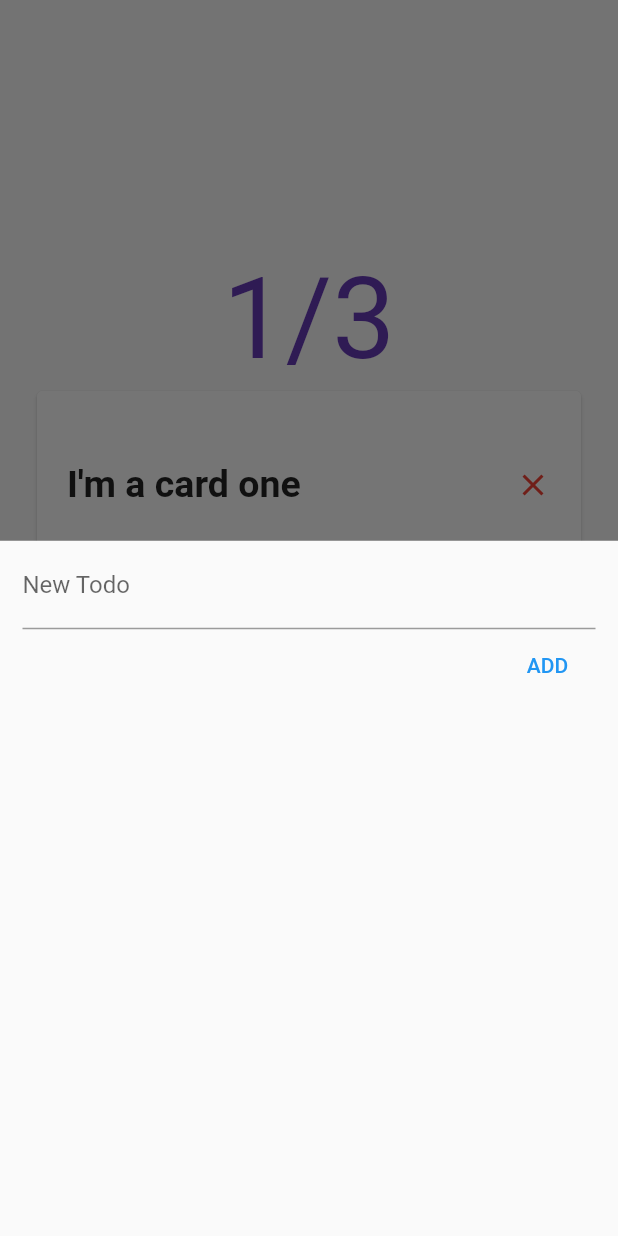
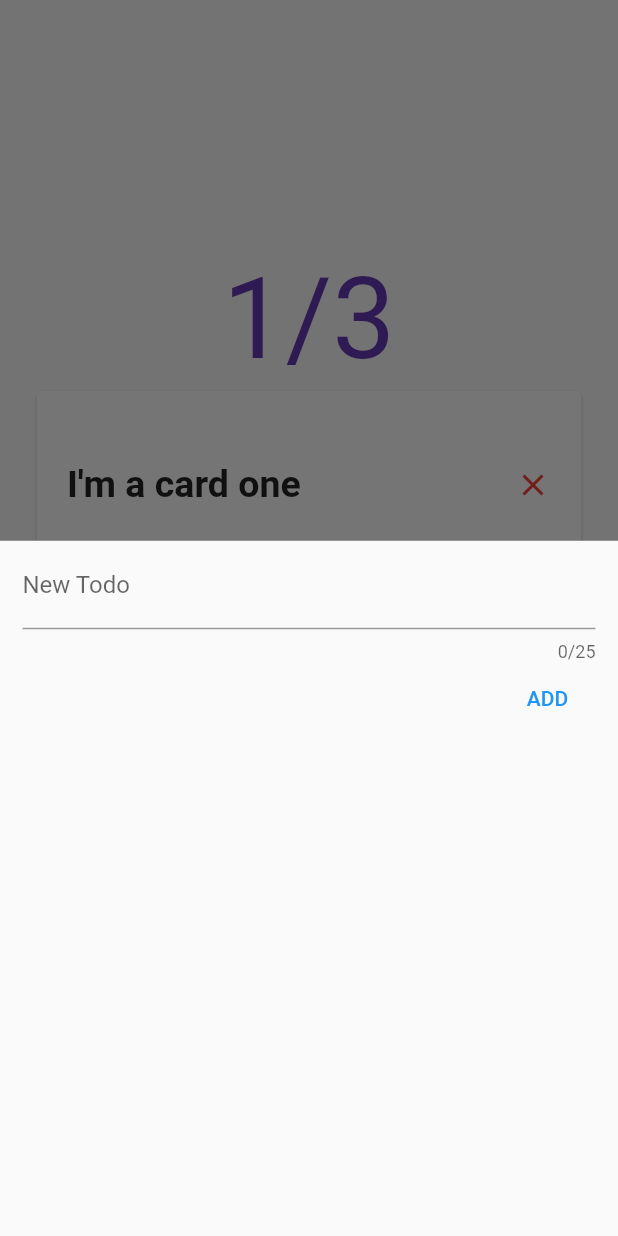
Before and after one commit to natalija-margaric/Flutter-TODO-App, a Flutter app: the screen it shows after launch, after a tap on the "add" icon, on a phone screen of 412 x 824 dp. Run offline on Flutter 3.47's test engine with Material 2 defaults, Android fonts, the phone set to English and light mode, and no system bars.

Commit message:
more codes

```diff
--- a/lib/main.dart
+++ b/lib/main.dart
@@ -33,12 +33,18 @@ class _MyHomePageState extends State<MyHomePage> {
     Todo(id: "3", title: "I'm a card three", completed: true)
   ];
 
-  void _showAddTodoModal(BuildContext context) {
+  _showAddTodoModal(BuildContext context) {
     showModalBottomSheet(
         context: context,
         builder: (bCtx) {
-          return NewTodo();
+          return NewTodo(addTodo: _addTodo);
         });
+  }
+
+  void _addTodo(String todo) {
+    setState(() {
+      todos.add(Todo(id: "123456", completed: false, title: todo));
+    });
   }
 
   int _totalCompletions() {
--- a/lib/widgets/new_todo.dart
+++ b/lib/widgets/new_todo.dart
@@ -2,6 +2,10 @@ import 'package:flutter/cupertino.dart';
 import 'package:flutter/material.dart';
 
 class NewTodo extends StatefulWidget {
+  final Function(String) addTodo;
+
+  NewTodo({required this.addTodo});
+
   @override
   _NewTodoState createState() => _NewTodoState();
 }
@@ -19,12 +23,13 @@ class _NewTodoState extends State<NewTodo> {
         crossAxisAlignment: CrossAxisAlignment.end,
         children: [
           TextField(
+            maxLength: 25,
             controller: _todoController,
             decoration: InputDecoration(labelText: "New Todo"),
           ),
           TextButton(
               onPressed: () {
-                print(_todoController.text);
+                widget.addTodo(_todoController.text);
               },
               child: Text("ADD"))
         ],
```
